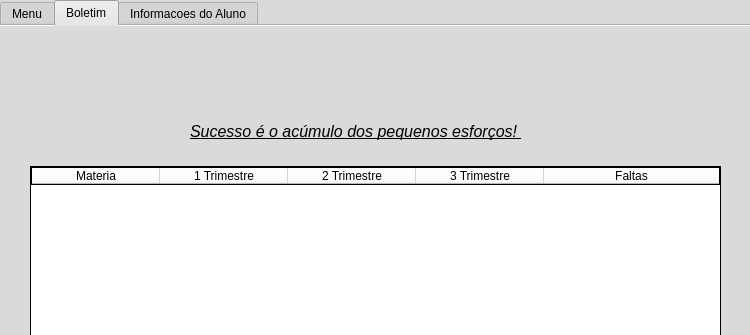
The window that menu-aluno.ui (vitoradsp/academicsys) describes before a commit, drawn with Qt 5; both pictures show x 0 to 750 and y 0 to 335 of the 750 by 543 pixel window.
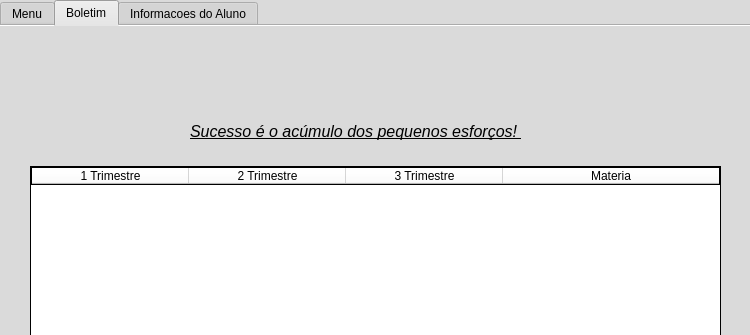
The same window after the commit. Icons and pictures are not drawn.

```diff
--- a/menu-aluno.ui
+++ b/menu-aluno.ui
@@ -265,7 +265,7 @@
 </string>
       </property>
       <attribute name="horizontalHeaderDefaultSectionSize">
-       <number>128</number>
+       <number>157</number>
       </attribute>
       <attribute name="horizontalHeaderStretchLastSection">
        <bool>true</bool>
@@ -273,11 +273,6 @@
       <attribute name="verticalHeaderVisible">
        <bool>false</bool>
       </attribute>
-      <column>
-       <property name="text">
-        <string>Materia</string>
-       </property>
-      </column>
       <column>
        <property name="text">
         <string>1 Trimestre</string>
@@ -295,7 +290,7 @@
       </column>
       <column>
        <property name="text">
-        <string>Faltas</string>
+        <string>Materia</string>
        </property>
       </column>
      </widget>
```
